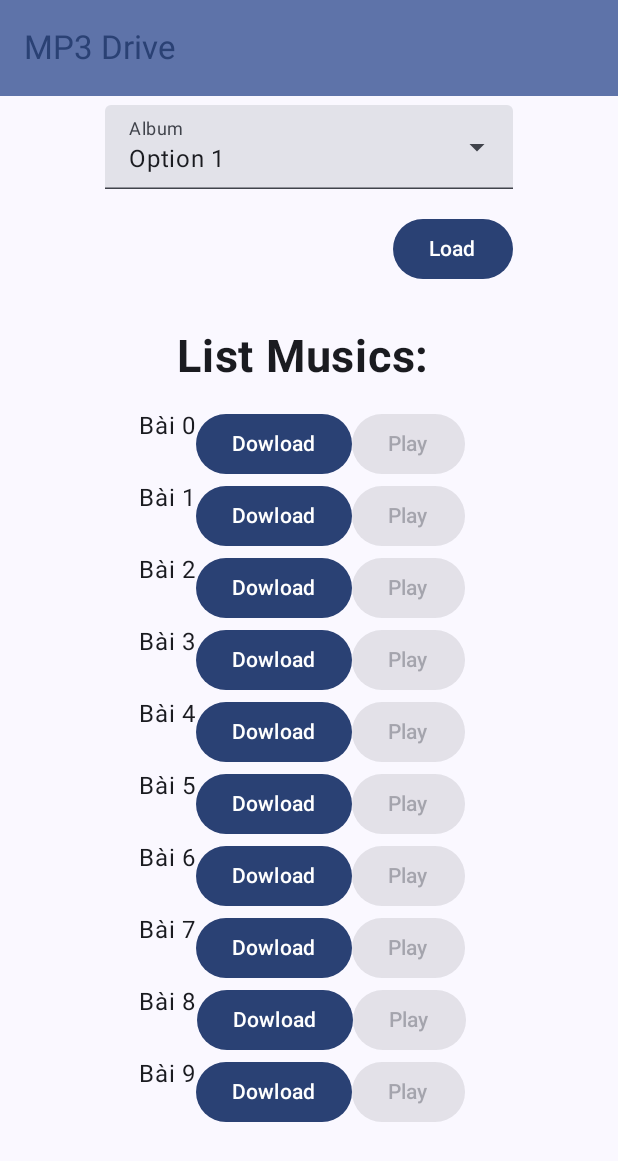
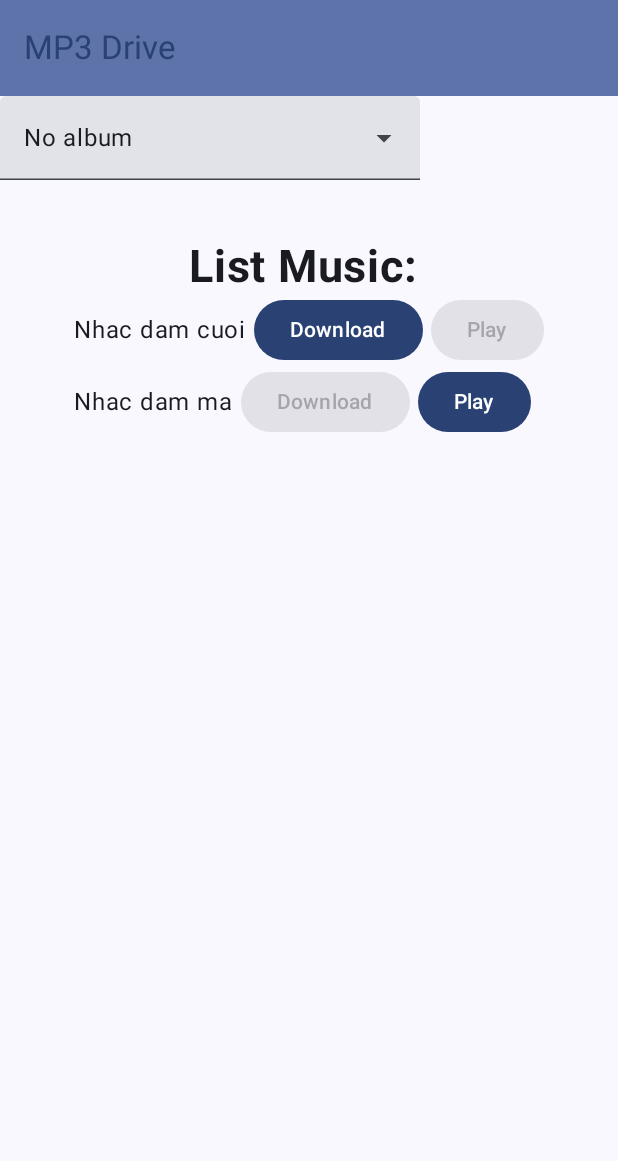
Before and after one commit to nguyenthanhhungdev/Mp3Link, an Android app built with Jetpack Compose: the screen it shows after launch (MainActivity), on a phone screen of 412 x 824 dp. Shown: the top 1161 px of the screen. Run offline under Robolectric (Android 15) with nearby library versions, the phone set to English and light mode, and no system bars.

Commit message:
viet ca dong code nhung chua thay chay duoc

```diff
--- a/app/src/main/java/com/example/mp3links/MainActivity.kt
+++ b/app/src/main/java/com/example/mp3links/MainActivity.kt
@@ -1,50 +1,29 @@
 package com.example.mp3links
 
-import android.app.Activity
 import android.os.Bundle
-import android.widget.Toast
 import androidx.activity.ComponentActivity
-import androidx.activity.compose.rememberLauncherForActivityResult
 import androidx.activity.compose.setContent
-import androidx.activity.result.ActivityResult
-import androidx.activity.result.contract.ActivityResultContracts
-import androidx.compose.foundation.layout.Box
 import androidx.compose.foundation.layout.Column
 import androidx.compose.foundation.layout.Row
-import androidx.compose.foundation.layout.Spacer
 import androidx.compose.foundation.layout.fillMaxSize
 import androidx.compose.foundation.layout.fillMaxWidth
-import androidx.compose.foundation.layout.height
 import androidx.compose.foundation.layout.padding
-import androidx.compose.foundation.lazy.LazyColumn
 import androidx.compose.material3.Button
-import androidx.compose.material3.DropdownMenuItem
 import androidx.compose.material3.ExperimentalMaterial3Api
-import androidx.compose.material3.ExposedDropdownMenuBox
-import androidx.compose.material3.ExposedDropdownMenuDefaults
 import androidx.compose.material3.MaterialTheme
 import androidx.compose.material3.Scaffold
 import androidx.compose.material3.Surface
 import androidx.compose.material3.Text
-import androidx.compose.material3.TextField
 import androidx.compose.material3.TopAppBar
 import androidx.compose.material3.TopAppBarDefaults
 import androidx.compose.runtime.Composable
-import androidx.compose.runtime.getValue
-import androidx.compose.runtime.mutableStateOf
-import androidx.compose.runtime.remember
-import androidx.compose.runtime.setValue
+import androidx.compose.runtime.toMutableStateList
 import androidx.compose.ui.Alignment
 import androidx.compose.ui.Modifier
-import androidx.compose.ui.platform.LocalContext
 import androidx.compose.ui.text.font.FontWeight
 import androidx.compose.ui.tooling.preview.Preview
 import androidx.compose.ui.unit.sp
-import androidx.compose.ui.unit.dp
 import com.example.mp3links.ui.theme.MP3LinksTheme
-import com.google.android.gms.auth.api.signin.GoogleSignIn
-import com.google.android.gms.auth.api.signin.GoogleSignInAccount
-import com.google.android.gms.tasks.Task
 
 class MainActivity : ComponentActivity() {
     override fun onCreate(savedInstanceState: Bundle?) {
@@ -53,138 +32,59 @@ class MainActivity : ComponentActivity() {
             MP3LinksTheme {
                 // A surface container using the 'background' color from the theme
                 Surface(
-                    modifier = Modifier.fillMaxSize(),
-                    color = MaterialTheme.colorScheme.background
+                    modifier = Modifier.fillMaxSize(), color = MaterialTheme.colorScheme.background
                 ) {
-
                     MP3LinksScreen()
+                }
+            }
+//            TestMutableStateList()
+        }
 
     }
 }
+
+@Preview(showBackground = true, showSystemUi = true)
+@Composable
+fun TestMutableStateList() {
+    val _songList = listOf(Song("Nhac dam cuoi", "", false), Song("Nhac dam ma", "", true))
+    val songList = _songList.toMutableStateList()
+    Column {
+        Button(onClick = { songList.replaceAll { song -> song.copy(downloaded = !song.downloaded) } }) {
+            Text("Change state")
         }
-
+        SongItemList(itemList = songList, onSongDownload = {}, onSongPlay = {})
     }
 }
 
 @OptIn(ExperimentalMaterial3Api::class)
 @Composable
 fun MP3LinksScreen() {
-    Scaffold(
-        topBar = {
+    Scaffold(topBar = {
         TopAppBar(
             colors = TopAppBarDefaults.topAppBarColors(
                 containerColor = MaterialTheme.colorScheme.primaryContainer,
                 titleContentColor = MaterialTheme.colorScheme.primary
-                ),
-                title = { Text("MP3 Drive") },
-                modifier = Modifier.fillMaxWidth()
+            ), title = { Text("MP3 Drive") }, modifier = Modifier.fillMaxWidth()
         )
-        },
-        content = { value ->
+    }, content = { padding ->
         Column(
             modifier = Modifier
                 .fillMaxSize()
-                    .padding(70.dp),
+                .padding(padding),
             horizontalAlignment = Alignment.CenterHorizontally,
-//                verticalArrangement = Arrangement.Center
         ) {
-//                OutlinedTextField(
-//                    value = link,
-//                    onValueChange = { link = it },
-//                    label = { Text("Enter MP3 link") },
-//                    modifier = Modifier.fillMaxWidth()
-//                )
-                val options = listOf("Option 1", "Option 2", "Option 3", "Option 4", "Option 5")
-                var isExpanded by remember { mutableStateOf(false) }
-                var selectedOptionText by remember { mutableStateOf(options[0]) }
-                val ctx = LocalContext.current
-                val startForResult =
-                    rememberLauncherForActivityResult(ActivityResultContracts.StartActivityForResult()) { result: ActivityResult ->
-                        if (result.resultCode == Activity.RESULT_OK) {
-                            val intent = result.data
-                            if (result.data != null) {
-                                val task: Task<GoogleSignInAccount> =
-                                    GoogleSignIn.getSignedInAccountFromIntent(intent)
-
-                                /**
-                                 * handle [task] result
-                                 */
-                            } else {
-                                Toast.makeText(ctx, "Google Login Error!", Toast.LENGTH_LONG)
-                                    .show()
+            Row {
+                AlbumDropDownPreview()
+                Button(onClick = {}) {
+                    Text("Load")
                 }
             }
+            Text(text = "List Music: ", fontWeight = FontWeight.Bold, fontSize = 30.sp)
+            SongItemPreview()
         }
-                Box(
-
-                ) {
-                    ExposedDropdownMenuBox(expanded = isExpanded, onExpandedChange = { newValue ->
-                        isExpanded = newValue
-                    }) {
-                        TextField(
-                            value = selectedOptionText,
-                            onValueChange = {},
-                            readOnly = true,
-                            label = { Text(text = "Album") },
-                            trailingIcon = {
-                                ExposedDropdownMenuDefaults.TrailingIcon(expanded = isExpanded)
-                            },
-                            colors = ExposedDropdownMenuDefaults.textFieldColors(),
-                            modifier = Modifier.menuAnchor()
-                        )
-                        ExposedDropdownMenu(
-                            expanded = isExpanded,
-                            onDismissRequest = { isExpanded = false }) {
-                            options.forEach() { selectedOption ->
-                                DropdownMenuItem(onClick = {
-                                    selectedOptionText = selectedOption
-                                    isExpanded = false
-
-                                },
-                                    text = { Text(text = selectedOption) }
-                                )
-                            }
-                        }
-                    }
-                }
-                Spacer(modifier = Modifier.height(16.dp))
-                Button(
-                    onClick = { /* Tải MP3 từ liên kết */
-
-                            startForResult.launch(Helper.getGoogleSignInClient(ctx).signInIntent)
-                              },
-                    modifier = Modifier.align(Alignment.End)
-                ) {
-                    Text("Load")
-                }
-                Spacer(modifier = Modifier.height(30.dp))
-                Text(text = "List Musics: ", fontWeight = FontWeight.Bold, fontSize = 30.sp)
-                Spacer(modifier = Modifier.height(16.dp))
-                LazyColumn() {
-                    items(100) {
-                        Row {
-                            Text(text = "Bài $it")
-                            Button(onClick = {}
-                            ) {
-                                Text(text = "Dowload")
-                            }
-                            Button(
-                                onClick = { /*TODO*/ },
-                                enabled = false,
-                            ) {
-                                Text(text = "Play")
-                            }
-                        }
-                    }
-                }
-            }
-        }
-    )
-
-
+    })
 }
 
-@Preview(showBackground = true, showSystemUi = true)
 @Composable
 fun GreetingPreview() {
     MP3LinksTheme {
--- /dev/null
+++ b/app/src/main/java/com/example/mp3links/SongsComposable.kt
@@ -0,0 +1,127 @@
+package com.example.mp3links
+
+import androidx.compose.foundation.layout.Arrangement
+import androidx.compose.foundation.layout.Row
+import androidx.compose.foundation.layout.fillMaxWidth
+import androidx.compose.foundation.lazy.LazyColumn
+import androidx.compose.foundation.lazy.items
+import androidx.compose.material3.Button
+import androidx.compose.material3.DropdownMenuItem
+import androidx.compose.material3.ExperimentalMaterial3Api
+import androidx.compose.material3.ExposedDropdownMenuBox
+import androidx.compose.material3.ExposedDropdownMenuDefaults
+import androidx.compose.material3.Text
+import androidx.compose.material3.TextField
+import androidx.compose.runtime.Composable
+import androidx.compose.runtime.collectAsState
+import androidx.compose.runtime.getValue
+import androidx.compose.runtime.mutableStateOf
+import androidx.compose.runtime.remember
+import androidx.compose.runtime.setValue
+import androidx.compose.ui.Alignment
+import androidx.compose.ui.Modifier
+import androidx.compose.ui.tooling.preview.Preview
+import androidx.compose.ui.unit.dp
+import kotlinx.coroutines.flow.MutableStateFlow
+import kotlinx.coroutines.flow.StateFlow
+
+@Composable
+@Preview(showBackground = true)
+fun SongItemPreview() {
+    SongItemList(itemList = listOf(Song("Nhac dam cuoi", "", false), Song("Nhac dam ma", "", true)),
+        onSongDownload = {},
+        onSongPlay = {})
+}
+
+@Composable
+@Preview(showBackground = true)
+fun AlbumDropDownPreview() {
+    AlbumList(albums = listOf(
+        Album("Nhac dam cuoi", emptyList()), Album("Nhac dam ma", emptyList())
+    ), selectedAlbumState = MutableStateFlow<Album?>(null), onAlbumChange = {})
+}
+
+@Composable
+fun SongItemList(
+    modifier: Modifier = Modifier,
+    itemList: List<Song>,
+    onSongDownload: (songViewItem: Song) -> Unit,
+    onSongPlay: (songViewItem: Song) -> Unit
+) {
+    LazyColumn(modifier = modifier) {
+        items(itemList) {
+            SongItem(item = it, onDownload = onSongDownload, onPlay = onSongPlay)
+        }
+    }
+}
+
+@Composable
+fun SongItem(
+    modifier: Modifier = Modifier,
+    item: Song,
+    onDownload: (songViewItem: Song) -> Unit,
+    onPlay: (songViewItem: Song) -> Unit
+) {
+    Row(
+        modifier = modifier,
+        verticalAlignment = Alignment.CenterVertically,
+        horizontalArrangement = Arrangement.spacedBy(
+            5.dp
+        )
+    ) {
+        val downloaded = item.downloaded
+        Text(text = item.name, modifier = modifier)
+        Button(onClick = { onDownload(item) }, enabled = !downloaded, modifier = modifier) {
+            Text(text = "Download")
+        }
+        Button(
+            onClick = { onPlay(item) }, enabled = downloaded, modifier = modifier
+        ) {
+            Text(text = "Play")
+        }
+    }
+}
+
+@OptIn(ExperimentalMaterial3Api::class)
+@Composable
+fun AlbumList(
+    modifier: Modifier = Modifier,
+    albums: List<Album>,
+    selectedAlbumState: StateFlow<Album?>,
+    onAlbumChange: (Album) -> Unit
+) {
+    Row(
+        modifier = modifier.fillMaxWidth(), verticalAlignment = Alignment.CenterVertically
+    ) {
+        var menuExpanded by remember {
+            mutableStateOf(false)
+        }
+        val selectedAlbum by selectedAlbumState.collectAsState(null)
+        val selectedText = selectedAlbum?.name ?: "No album"
+        ExposedDropdownMenuBox(
+            expanded = menuExpanded, onExpandedChange = { menuExpanded = it }, modifier = modifier
+        ) {
+            TextField(value = selectedText,
+                onValueChange = {},
+                readOnly = true,
+                trailingIcon = {
+                    ExposedDropdownMenuDefaults.TrailingIcon(
+                        expanded = menuExpanded
+                    )
+                },
+                colors = ExposedDropdownMenuDefaults.textFieldColors(),
+                modifier = modifier.menuAnchor()
+            )
+            ExposedDropdownMenu(
+                expanded = menuExpanded,
+                onDismissRequest = { menuExpanded = false }) {
+                albums.forEach { album ->
+                    DropdownMenuItem(text = { Text(text = album.name) }, onClick = {
+                        menuExpanded = false
+                        onAlbumChange(album)
+                    })
+                }
+            }
+        }
+    }
+}
```
Also changed, not shown: app/src/main/java/com/example/mp3links/FileCommander.kt (+45 -20 lines), app/src/main/java/com/example/mp3links/SettingsComposable.kt (+11 -9 lines), app/src/main/java/com/example/mp3links/SongsViewModel.kt (added, +43 -0 lines). Lines whose indentation alone changed are shown as unchanged.
